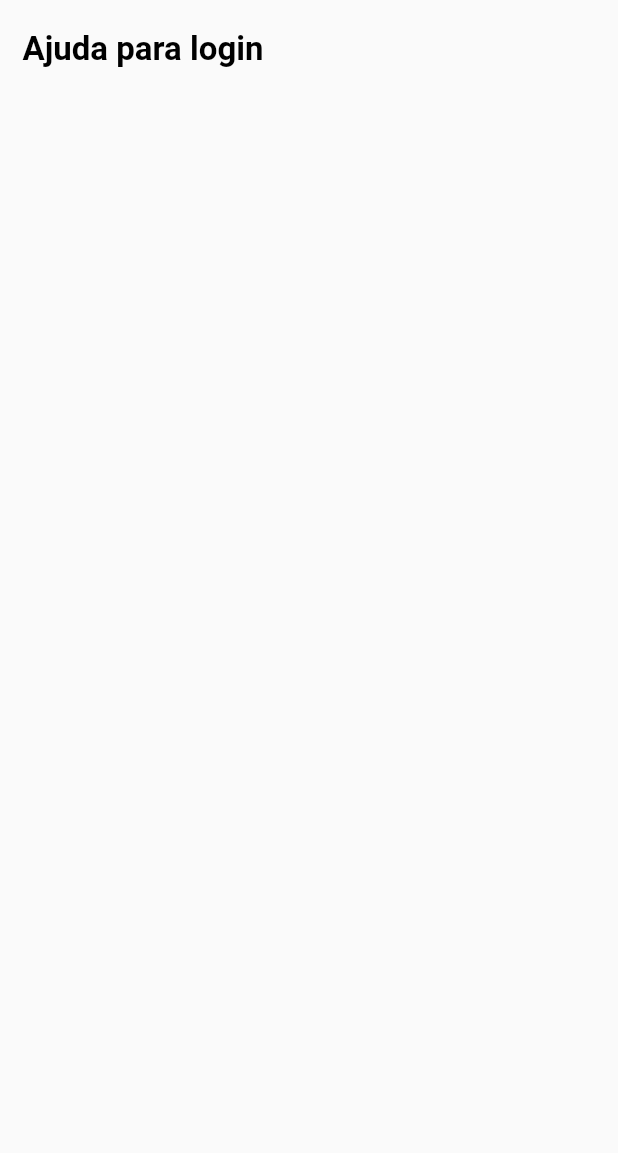
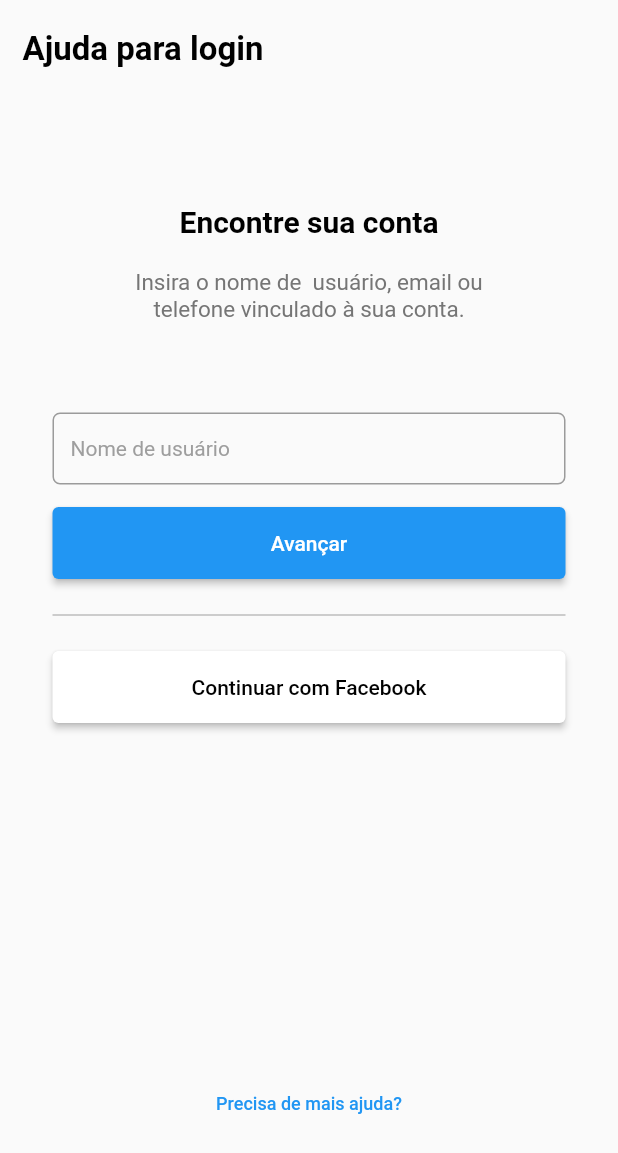
Before and after one commit to lucasoliveirasouza/instagram, a Flutter app: the ObtenhaAjudaView screen opened directly, on a phone screen of 412 x 824 dp. Shown: the top 1153 px of the screen. Run offline on Flutter 3.47's test engine with Material 2 defaults, Android fonts, the phone set to English and light mode, and no system bars.

Commit message:
criar tela obtenha-se #4

```diff
--- a/lib/views/auth/ajuda/obtenha_ajuda.dart
+++ b/lib/views/auth/ajuda/obtenha_ajuda.dart
@@ -15,7 +15,10 @@ class _ObtenhaAjudaViewState extends State<ObtenhaAjudaView> {
         child: ListView(
           children: [
             Container(
-              padding: EdgeInsets.only(top: 20, left: 15,),
+              padding: EdgeInsets.only(
+                top: 20,
+                left: 15,
+              ),
               child: Text(
                 "Ajuda para login",
                 style: TextStyle(
@@ -24,7 +27,122 @@ class _ObtenhaAjudaViewState extends State<ObtenhaAjudaView> {
                   fontSize: 22,
                 ),
               ),
-            )
+            ),
+            SizedBox(
+              height: 90,
+            ),
+            Container(
+              child: Center(
+                child: Text(
+                  "Encontre sua conta",
+                  style: TextStyle(
+                    color: Colors.black,
+                    fontWeight: FontWeight.bold,
+                    fontSize: 20,
+                  ),
+                ),
+              ),
+            ),
+            SizedBox(
+              height: 20,
+            ),
+            Container(
+              child: Center(
+                child: Text(
+                  "Insira o nome de  usuário, email ou \ntelefone vinculado à sua conta.",
+                  textAlign: TextAlign.center,
+                  style: TextStyle(
+                    color: Colors.grey.shade600,
+                    fontSize: 15,
+                  ),
+                ),
+              ),
+            ),
+            SizedBox(
+              height: 60,
+            ),
+            Container(
+              padding: EdgeInsets.only(
+                right: 35,
+                left: 35,
+              ),
+              height: 48,
+              child: TextFormField(
+                keyboardType: TextInputType.text,
+                decoration: InputDecoration(
+                  hintText: "Nome de usuário",
+                  hintStyle:
+                      TextStyle(fontSize: 14, color: Colors.grey.shade500),
+                  border: OutlineInputBorder(
+                    borderRadius: BorderRadius.all(
+                      new Radius.circular(5.0),
+                    ),
+                  ),
+                ),
+              ),
+            ),
+            SizedBox(
+              height: 15,
+            ),
+            Container(
+              padding: EdgeInsets.only(
+                right: 35,
+                left: 35,
+              ),
+              height: 48,
+              child: ElevatedButton(
+                onPressed: () {},
+                child: Text("Avançar"),
+              ),
+            ),
+            Container(
+              padding: EdgeInsets.only(
+                right: 35,
+                left: 35,
+              ),
+              height: 48,
+              child: Divider(
+                color: Colors.grey,
+              ),
+            ),
+            Container(
+              padding: EdgeInsets.only(
+                right: 35,
+                left: 35,
+              ),
+              height: 48,
+              child: ElevatedButton(
+                onPressed: () {},
+                child: Text(
+                  "Continuar com Facebook",
+                  style: TextStyle(
+                    color: Colors.black,
+                  ),
+                ),
+                style: ButtonStyle(
+                  backgroundColor: MaterialStateProperty.resolveWith<Color>(
+                    (Set<MaterialState> states) {
+                      if (states.contains(MaterialState.pressed))
+                        return Colors.blue;
+                      return Colors.white;
+                    },
+                  ),
+                ),
+              ),
+            ),
+            SizedBox(
+              height: 230,
+            ),
+            Center(
+                child: TextButton(
+              onPressed: () {},
+              child: Text(
+                "Precisa de mais ajuda?",
+                style: TextStyle(
+                  fontSize: 12,
+                ),
+              ),
+            ))
           ],
         ),
       ),
```
Also changed, not shown: 1 other file.
